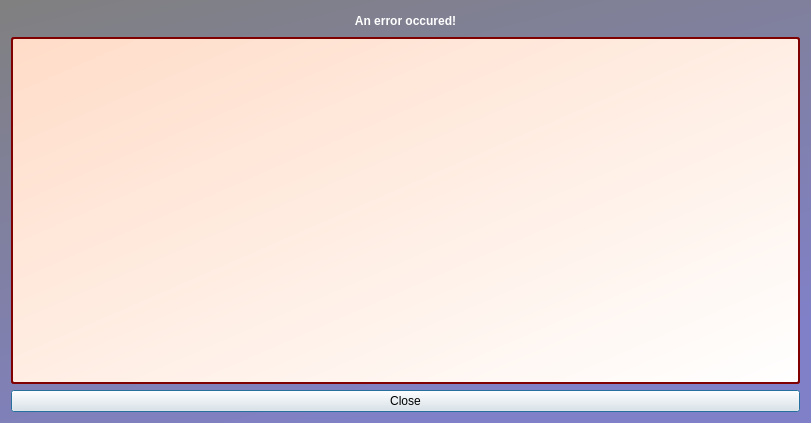
The window that src/klfprogerr.ui (CryFeiFei/klatexformula) describes before a commit, drawn with Qt 5.
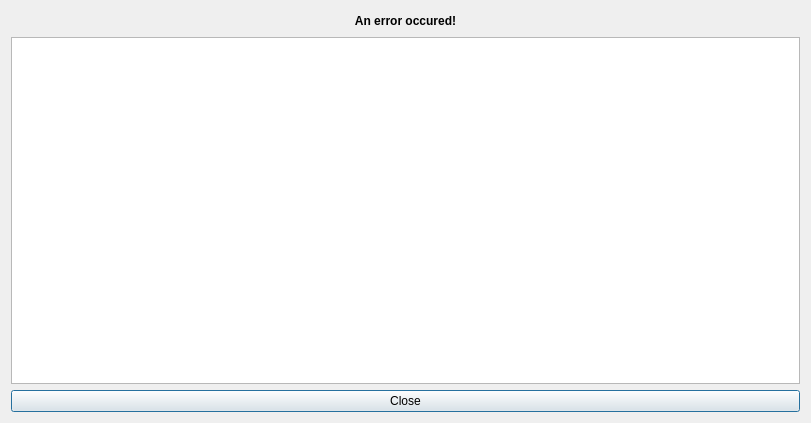
The same window after the commit. Icons and pictures are not drawn.

What changed in the file:
```diff
--- a/src/klfprogerr.ui
+++ b/src/klfprogerr.ui
@@ -19,25 +19,7 @@
     <normaloff>:/pics/klatexformula-128.png</normaloff>:/pics/klatexformula-128.png</iconset>
   </property>
   <property name="styleSheet">
-   <string notr="true">QDialog {
-	background-color: qlineargradient(spread:pad, x1:0, y1:0, x2:0.5, y2:1, stop:0 rgba(128, 128, 128, 255), stop:1 rgba(128, 128, 200, 255));
-    color: black;
-	selection-color: black;
-	selection-background-color: rgb(0,0,0,80);
-}
-QLabel {
-	color: white;
-	font-weight: bold;
-}
-QAbstractScrollArea {
-	background-color: qlineargradient(spread:pad, x1:0, y1:0, x2:1, y2:1, stop:0 rgba(255, 220, 200, 255), stop:1 rgba(255, 255, 255, 255));
-	background-clip: padding;
-	border-radius: 3px;
-	border: 2px solid rgb(128, 0, 0);
-	color: black;
-	selection-background-color: rgb(0,0,0,80);
-	selection-color: black;
-}</string>
+   <string notr="true"/>
   </property>
   <property name="modal">
    <bool>true</bool>
@@ -57,6 +39,12 @@
        <height>20</height>
       </size>
      </property>
+     <property name="font">
+      <font>
+       <weight>75</weight>
+       <bold>true</bold>
+      </font>
+     </property>
      <property name="text">
       <string>An error occured!</string>
      </property>
```
